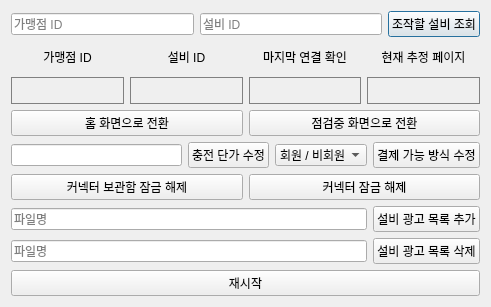
The window that Admin/Dia_HMI.ui (siroimono-0/EV_HMI_SV) describes before a commit, drawn with Qt 5.
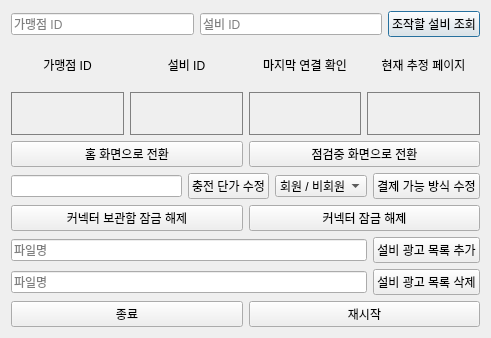
The same window after the commit.

```diff
--- a/Admin/Dia_HMI.ui
+++ b/Admin/Dia_HMI.ui
@@ -7,7 +7,7 @@
     <x>0</x>
     <y>0</y>
     <width>491</width>
-    <height>307</height>
+    <height>338</height>
    </rect>
   </property>
   <property name="windowTitle">
@@ -274,11 +274,22 @@
     </layout>
    </item>
    <item>
+    <layout class="QHBoxLayout" name="horizontalLayout_10">
+     <item>
+      <widget class="QPushButton" name="pushButton_11">
+       <property name="text">
+        <string>종료</string>
+       </property>
+      </widget>
+     </item>
+     <item>
     <widget class="QPushButton" name="pushButton_7">
      <property name="text">
       <string>재시작</string>
      </property>
     </widget>
+     </item>
+    </layout>
    </item>
   </layout>
  </widget>
```
Lines whose indentation alone changed are shown as unchanged.
